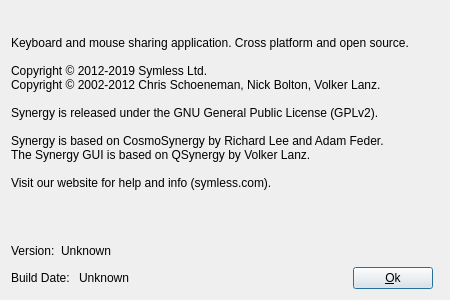
Old version of the form src/gui/src/AboutDialogBase.ui in the repository deskflow/deskflow.
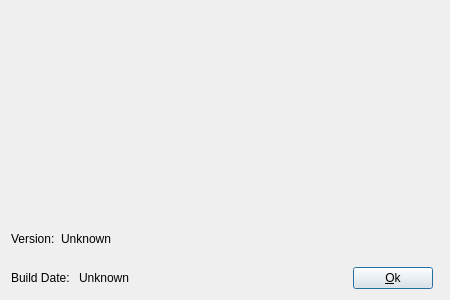
New version of the form. Icons and pictures are not drawn.

Commit message: #6748 Set current build year in copyright statement

```diff
--- a/src/gui/src/AboutDialogBase.ui
+++ b/src/gui/src/AboutDialogBase.ui
@@ -50,15 +50,7 @@
       </sizepolicy>
      </property>
      <property name="text">
-      <string>&lt;p&gt;
-Keyboard and mouse sharing application. Cross platform and open source.&lt;br /&gt;&lt;br /&gt;
-Copyright © 2012-2019 Symless Ltd.&lt;br /&gt;
-Copyright © 2002-2012 Chris Schoeneman, Nick Bolton, Volker Lanz.&lt;br /&gt;&lt;br /&gt;
-Synergy is released under the GNU General Public License (GPLv2).&lt;br /&gt;&lt;br /&gt;
-Synergy is based on CosmoSynergy by Richard Lee and Adam Feder.&lt;br /&gt;
-The Synergy GUI is based on QSynergy by Volker Lanz.&lt;br /&gt;&lt;br /&gt;
-Visit our website for help and info (symless.com).
-&lt;/p&gt;</string>
+      <string></string>
      </property>
      <property name="margin">
       <number>1</number>
```
The commit also changes 1 other file.
